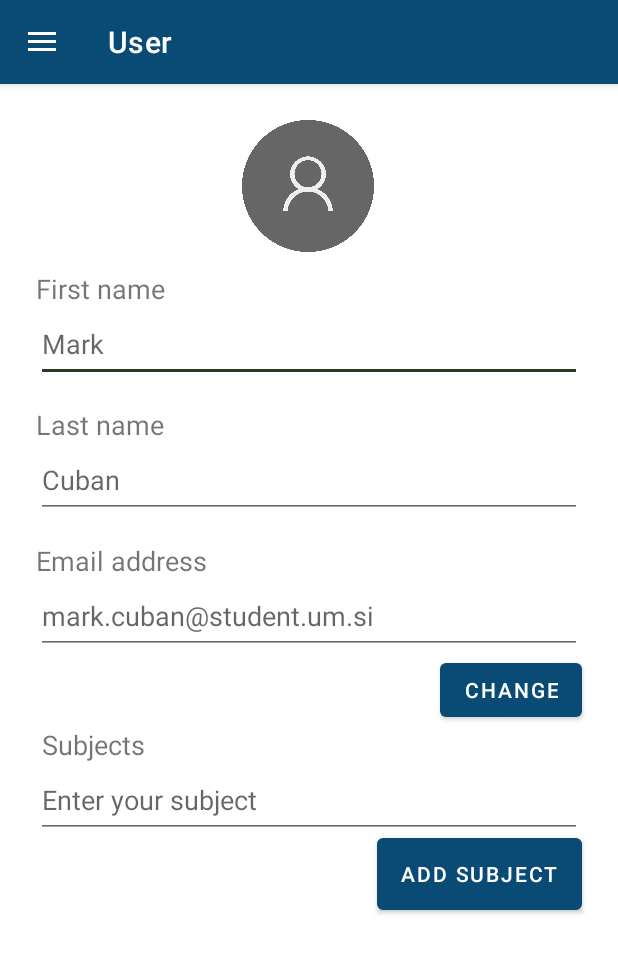
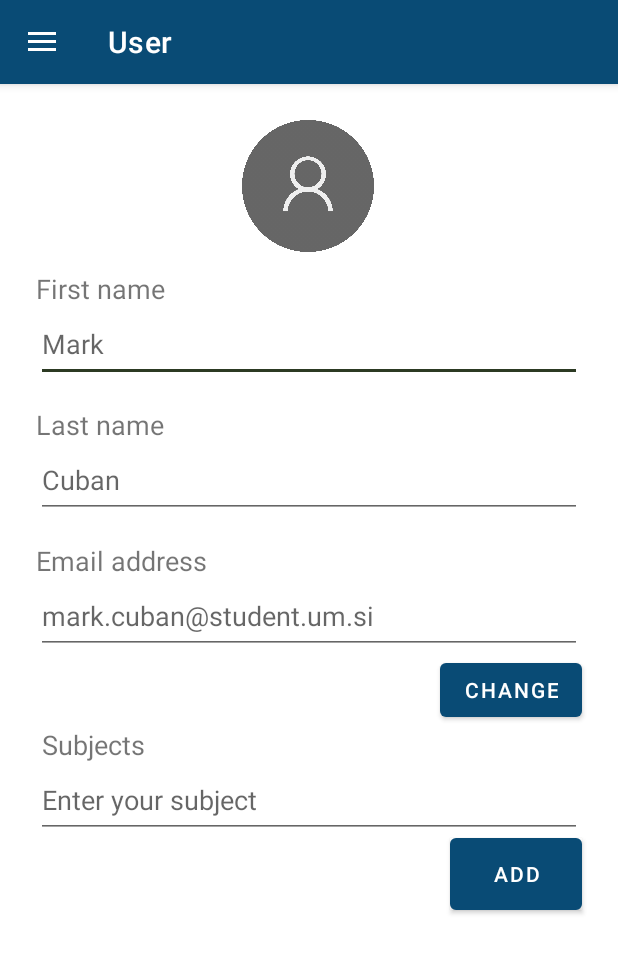
Before and after one commit to viktordenac/RAZVOJ-PROGRAMSKIH-SISTEMOV, an Android app: the screen it shows after launch (MainActivity), in the side drawer, after a tap on "User", on a phone screen of 412 x 824 dp. Shown: the top 953 px of the screen. Run offline under Robolectric (Android 15) with nearby library versions, the phone set to English and light mode, and no system bars.

Commit message:
Small changes

```diff
--- a/app/src/main/res/layout/fragment_user.xml
+++ b/app/src/main/res/layout/fragment_user.xml
@@ -109,7 +109,7 @@
         android:layout_width="wrap_content"
         android:layout_height="0dp"
         android:background="@drawable/button_style"
-        android:text="@string/add_subject"
+        android:text="@string/add"
         app:layout_constraintEnd_toEndOf="@+id/edit_subject"
         app:layout_constraintTop_toBottomOf="@+id/edit_subject" />
 
@@ -118,9 +118,10 @@
         android:id="@+id/subjectRecyclerView"
         android:layout_width="0dp"
         android:layout_height="wrap_content"
+        android:layout_marginTop="9dp"
         app:layout_constraintEnd_toEndOf="@+id/text_subject_display"
         app:layout_constraintStart_toStartOf="@+id/text_subject_display"
-        app:layout_constraintTop_toBottomOf="@+id/btn_add_subject" />
+        app:layout_constraintTop_toBottomOf="@+id/edit_subject" />
 
     <TextView
         android:id="@+id/text_subject_display"
@@ -128,7 +129,6 @@
         android:layout_height="wrap_content"
         android:layout_marginStart="24dp"
         android:layout_marginEnd="24dp"
-        android:text=""
         android:textSize="16sp"
         app:layout_constraintEnd_toEndOf="parent"
         app:layout_constraintHorizontal_bias="1.0"
@@ -139,7 +139,7 @@
         android:id="@+id/btn_change_user"
         android:layout_width="wrap_content"
         android:layout_height="0dp"
-        android:text="Change"
+        android:text="@string/change"
         app:layout_constraintEnd_toEndOf="@+id/edit_email"
         app:layout_constraintTop_toBottomOf="@+id/edit_email" />
 
--- a/app/src/main/res/layout/nav_header.xml
+++ b/app/src/main/res/layout/nav_header.xml
@@ -1,6 +1,5 @@
 <?xml version="1.0" encoding="utf-8"?>
 <LinearLayout xmlns:android="http://schemas.android.com/apk/res/android"
-    xmlns:tools="http://schemas.android.com/tools"
     android:layout_width="match_parent"
     android:layout_height="wrap_content"
     xmlns:app="http://schemas.android.com/apk/res-auto"
@@ -22,7 +21,7 @@
         android:layout_width="match_parent"
         android:layout_height="wrap_content"
         android:paddingTop="8dp"
-        android:textSize="20dp"
+        android:textSize="20sp"
         android:text="Mark Cuban"
         android:textColor="@color/black"
         android:textStyle="bold"/>
@@ -31,7 +30,7 @@
         android:id="@+id/user_mail"
         android:layout_width="wrap_content"
         android:layout_height="wrap_content"
-        android:textSize="16dp"
+        android:textSize="16sp"
         android:text="mark.cuban@student.um.si"/>
 
     <View
--- a/app/src/main/res/menu/nav_menu.xml
+++ b/app/src/main/res/menu/nav_menu.xml
@@ -28,33 +28,33 @@
     <item
         android:id="@+id/nav_calendar"
         android:icon="@drawable/ic_baseline_calendar_month_24"
-        android:title="Calendar" />
+        android:title="@string/calendar" />
 
     </group>
 
-    <item android:title="Profile">
+    <item android:title="@string/profile">
         <menu>
             <group android:checkableBehavior="single">
             <item
                 android:id="@+id/nav_logout"
                 android:icon="@drawable/ic_baseline_logout_24"
-                android:title="Logout"/>
+                android:title="@string/logout"/>
             </group>
         </menu>
     </item>
 
-    <item android:title="Communicate">
+    <item android:title="@string/communicate">
         <menu>
             <group android:checkableBehavior="single">
             <item
                 android:id="@+id/nav_share"
                 android:icon="@drawable/ic_baseline_share_24"
-                android:title="Share"/>
+                android:title="@string/share"/>
 
             <item
                 android:id="@+id/nav_feedback"
                 android:icon="@drawable/ic_baseline_star_rate_24"
-                android:title="Feedback"/>
+                android:title="@string/feedback"/>
             </group>
         </menu>
     </item>
--- a/app/src/main/res/navigation/mobile_navigation.xml
+++ b/app/src/main/res/navigation/mobile_navigation.xml
@@ -26,12 +26,12 @@
     <fragment
         android:id="@+id/navigation_user"
         android:name="com.example.razvojprogramskihsistemov.ui.user.UserFragment"
-        android:label="User"
+        android:label="@string/user"
         tools:layout="@layout/fragment_user" />
 
     <fragment
         android:id="@+id/navigation_calendar"
         android:name="com.example.razvojprogramskihsistemov.ui.calendar.CalendarFragment"
-        android:label="Calendar"
+        android:label="@string/calendar"
         tools:layout="@layout/fragment_calendar" />
 </navigation>
--- a/app/src/main/res/values-night/strings.xml
+++ b/app/src/main/res/values-night/strings.xml
@@ -26,4 +26,6 @@
     <string name="email_address">Email address</string>
     <string name="last_name">Last name</string>
     <string name="first_name">First name</string>
+    <string name="change">Change</string>
+    <string name="add">Add</string>
 </resources>
--- a/app/src/main/res/values/strings.xml
+++ b/app/src/main/res/values/strings.xml
@@ -27,4 +27,6 @@
     <string name="email_address">Email address</string>
     <string name="last_name">Last name</string>
     <string name="first_name">First name</string>
+    <string name="change">Change</string>
+    <string name="add">Add</string>
 </resources>
```
Also changed, not shown: app/src/main/java/com/example/razvojprogramskihsistemov/MainActivity.kt (+1 -11 lines).
